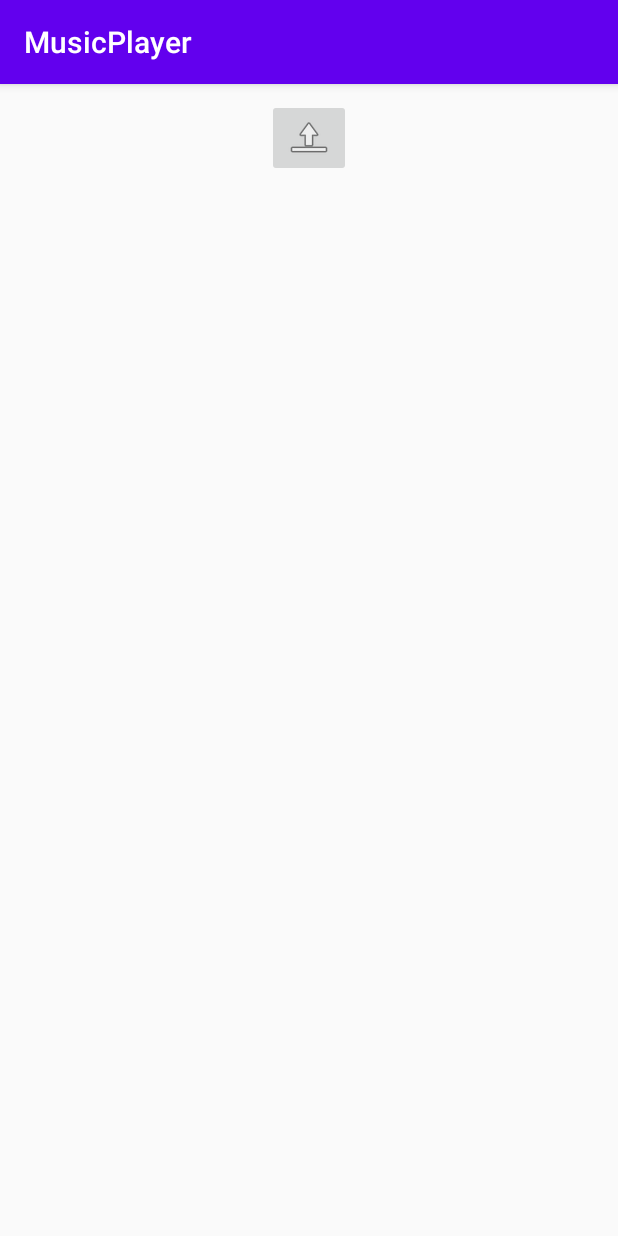
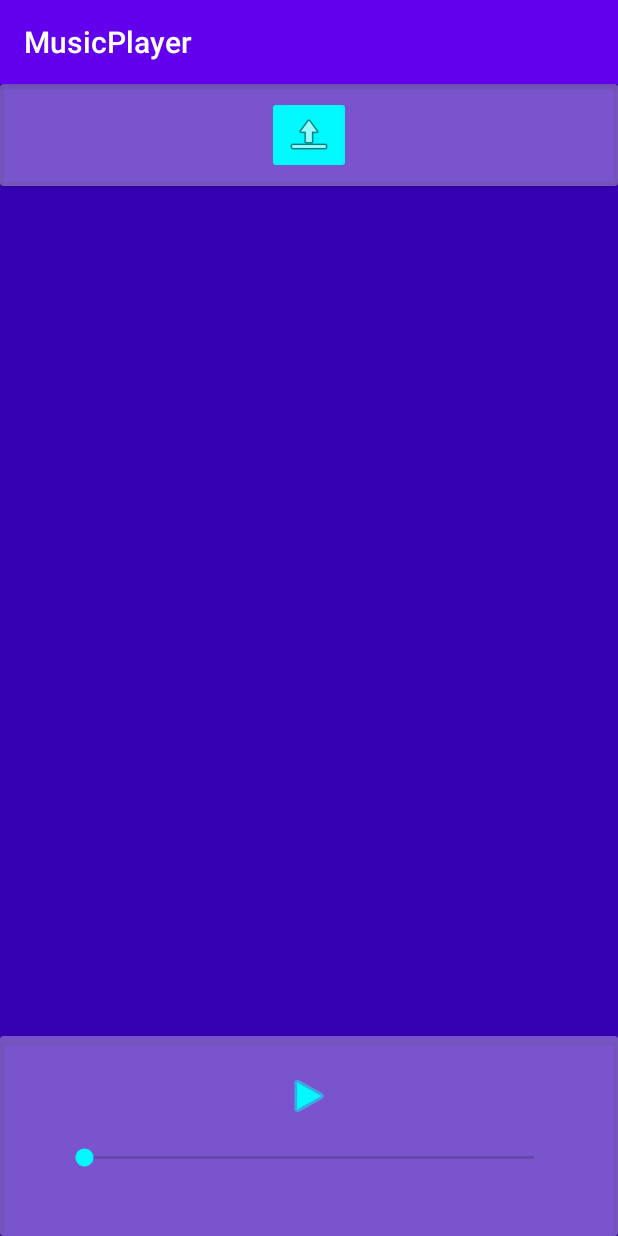
Before and after one commit to DMIT2504/dmit2504-e01-spring2020term-courseproject-irenaliu, an Android app: the screen it shows after launch (MainActivity), on a phone screen of 412 x 824 dp. Run offline under Robolectric (Android 15) with nearby library versions, the phone set to English and light mode, and no system bars; libraries missing offline, so code that uses them is left out: com.karumi.dexter; 1 statement that could not run was skipped.

Commit message:
Implement play/pause buttons

```diff
--- a/Mini-Projects/MusicPlayer/app/src/main/java/ca/nait/dmit2504/musicplayer/MainActivity.java
+++ b/Mini-Projects/MusicPlayer/app/src/main/java/ca/nait/dmit2504/musicplayer/MainActivity.java
@@ -19,6 +19,8 @@ import android.widget.ArrayAdapter;
 import android.widget.ImageButton;
 import android.widget.ImageView;
 import android.widget.ListView;
+import android.widget.SeekBar;
+import android.widget.TextView;
 import android.widget.Toast;
 
 import com.karumi.dexter.Dexter;
@@ -38,7 +40,10 @@ public class MainActivity extends AppCompatActivity {
     private static final String TAG = MainActivity.class.getSimpleName();
 
     private ImageView mSongImgView;
-    private ImageButton mUploadBtn;
+    private ImageButton mUploadBtn, mPlayBtn, mPauseBtn;
+    private SeekBar mSongSeekbar;
+    private TextView mElapsedTxt, mRemainingTxt;
+
     private MediaPlayer mMediaPlayer = new MediaPlayer();
     private static final int REQUEST_AUDIO_FILE_CODE = 1;
     private String mFileName;
@@ -50,6 +55,11 @@ public class MainActivity extends AppCompatActivity {
 
         mUploadBtn = findViewById(R.id.act_main_upload_btn);
         mSongImgView = findViewById(R.id.act_main_song_img);
+        mPlayBtn = findViewById(R.id.act_main_play_btn);
+        mPauseBtn = findViewById(R.id.act_main_pause_btn);
+        mSongSeekbar = findViewById(R.id.act_main_song_seekbar);
+        mElapsedTxt = findViewById(R.id.act_main_elapsedtime_txt);
+        mRemainingTxt = findViewById(R.id.act_main_remainingtime_txt);
 
         runtimePermission();
     }
@@ -129,6 +139,7 @@ public class MainActivity extends AppCompatActivity {
                 break;
             default:
                 Toast.makeText(getApplicationContext(), "No music image available", Toast.LENGTH_SHORT).show();
+                mSongImgView.setImageResource(R.drawable.default_gradient);
                 break;
         }
     }
@@ -154,7 +165,7 @@ public class MainActivity extends AppCompatActivity {
         } catch (IOException e) {
             e.printStackTrace();
         }
-        //prepare music player
+        //prepare music player asynchronously
         try {
             mMediaPlayer.prepareAsync();
             mMediaPlayer.setOnPreparedListener(new MediaPlayer.OnPreparedListener() {
@@ -162,6 +173,45 @@ public class MainActivity extends AppCompatActivity {
                 public void onPrepared(MediaPlayer mediaPlayer) {
                     //play music
                     mMediaPlayer.start();
+                    mPauseBtn.setVisibility(View.VISIBLE);
+                    mPlayBtn.setVisibility(View.GONE);
+
+                    mPauseBtn.setOnClickListener(new View.OnClickListener() {
+                        @Override
+                        public void onClick(View view) {
+                            mMediaPlayer.pause();
+                            mPauseBtn.setVisibility(View.GONE);
+                            mPlayBtn.setVisibility(View.VISIBLE);
+                        }
+                    });
+
+                    mPlayBtn.setOnClickListener(new View.OnClickListener() {
+                        @Override
+                        public void onClick(View view) {
+                            mMediaPlayer.start();
+                            mPauseBtn.setVisibility(View.VISIBLE);
+                            mPlayBtn.setVisibility(View.GONE);
+                        }
+                    });
+
+                    // Set Seekbar
+                    mSongSeekbar.setMax(mMediaPlayer.getDuration());
+                    mSongSeekbar.setOnSeekBarChangeListener( new SeekBar.OnSeekBarChangeListener() {
+                        @Override
+                        public void onProgressChanged(SeekBar seekBar, int progress, boolean fromUser) {
+                            if (fromUser) {
+                                mMediaPlayer.seekTo(progress);
+                                mSongSeekbar.setProgress(progress);
+                            }
+                        }
+                        @Override
+                        public void onStartTrackingTouch(SeekBar seekBar) {
+                        }
+                        @Override
+                        public void onStopTrackingTouch(SeekBar seekBar) {
+                        }
+                    });
+
                 }
             });
         } catch (IllegalStateException e) {
--- a/Mini-Projects/MusicPlayer/app/src/main/res/layout/activity_main.xml
+++ b/Mini-Projects/MusicPlayer/app/src/main/res/layout/activity_main.xml
@@ -5,19 +5,96 @@
     android:layout_width="match_parent"
     android:layout_height="match_parent"
     tools:context=".MainActivity"
-    android:padding="10dp">
+    android:background="@color/colorPrimaryDark">
 
-    <ImageButton
-        android:id="@+id/act_main_upload_btn"
-        android:layout_width="wrap_content"
-        android:layout_height="wrap_content"
-        android:layout_centerHorizontal="true"
-        android:src="@android:drawable/ic_menu_upload" />
+    <!--In relative layouts later children will overlap earlier children-->
 
     <ImageView
         android:layout_width="match_parent"
-        android:layout_height="500dp"
+        android:layout_height="match_parent"
         android:layout_centerInParent="true"
         android:id="@+id/act_main_song_img"/>
 
+    <androidx.cardview.widget.CardView
+        android:layout_width="match_parent"
+        android:layout_height="wrap_content"
+        android:layout_alignParentTop="true"
+        app:cardBackgroundColor="#54FFFFFF">
+
+        <ImageButton
+            android:id="@+id/act_main_upload_btn"
+            android:layout_width="wrap_content"
+            android:layout_height="wrap_content"
+            android:layout_gravity="center_horizontal"
+            android:layout_margin="8dp"
+            android:backgroundTint="#00f9ff"
+            android:src="@android:drawable/ic_menu_upload" />
+    </androidx.cardview.widget.CardView>
+
+    <androidx.cardview.widget.CardView
+        android:layout_width="match_parent"
+        android:layout_height="wrap_content"
+        android:layout_alignParentBottom="true"
+        android:layout_marginBottom="0dp"
+        app:cardBackgroundColor="#54FFFFFF">
+
+        <LinearLayout
+            android:layout_width="match_parent"
+            android:layout_height="match_parent"
+            android:orientation="vertical"
+            android:padding="24dp">
+
+            <ImageButton
+                android:id="@+id/act_main_pause_btn"
+                android:layout_width="wrap_content"
+                android:layout_height="wrap_content"
+                android:layout_gravity="center_horizontal"
+                android:layout_marginBottom="16dp"
+                android:background="@android:drawable/ic_media_pause"
+                android:backgroundTint="#00f9ff"
+                android:visibility="gone" />
+
+            <ImageButton
+                android:id="@+id/act_main_play_btn"
+                android:layout_width="wrap_content"
+                android:layout_height="wrap_content"
+                android:layout_gravity="center_horizontal"
+                android:layout_marginBottom="16dp"
+                android:background="@android:drawable/ic_media_play"
+                android:backgroundTint="#00f9ff" />
+
+            <SeekBar
+                android:id="@+id/act_main_song_seekbar"
+                android:layout_width="match_parent"
+                android:layout_height="wrap_content"
+                android:layout_marginLeft="16dp"
+                android:layout_marginRight="16dp" />
+
+            <androidx.constraintlayout.widget.ConstraintLayout
+                android:layout_width="match_parent"
+                android:layout_height="wrap_content"
+                android:orientation="horizontal">
+
+                <TextView
+                    android:id="@+id/act_main_elapsedtime_txt"
+                    android:layout_width="wrap_content"
+                    android:layout_height="wrap_content"
+                    android:textColor="#ffffff"
+                    android:textStyle="bold"
+                    app:layout_constraintStart_toStartOf="parent"
+                    app:layout_constraintTop_toTopOf="parent" />
+
+                <TextView
+                    android:id="@+id/act_main_remainingtime_txt"
+                    android:layout_width="wrap_content"
+                    android:layout_height="wrap_content"
+                    android:textColor="#ffffff"
+                    android:textStyle="bold"
+                    app:layout_constraintEnd_toEndOf="parent"
+                    app:layout_constraintTop_toTopOf="parent" />
+
+            </androidx.constraintlayout.widget.ConstraintLayout>
+        </LinearLayout>
+
+    </androidx.cardview.widget.CardView>
 </RelativeLayout>
--- a/Mini-Projects/MusicPlayer/app/src/main/res/values/colors.xml
+++ b/Mini-Projects/MusicPlayer/app/src/main/res/values/colors.xml
@@ -2,5 +2,5 @@
 <resources>
     <color name="colorPrimary">#6200EE</color>
     <color name="colorPrimaryDark">#3700B3</color>
-    <color name="colorAccent">#03DAC5</color>
+    <color name="colorAccent">#00f9ff</color>
 </resources>
```
Also changed, not shown: Mini-Projects/MusicPlayer/app/src/main/res/drawable/cardcaptors.jpg, Mini-Projects/MusicPlayer/app/src/main/res/drawable/default_gradient.jpg (added).
